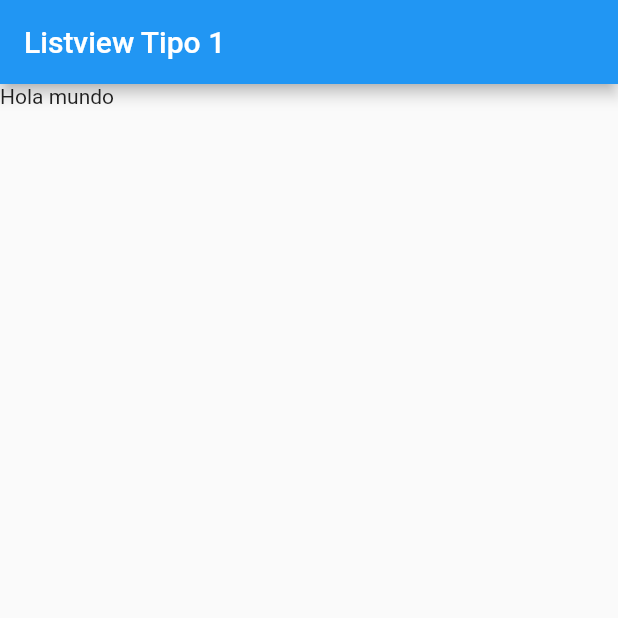
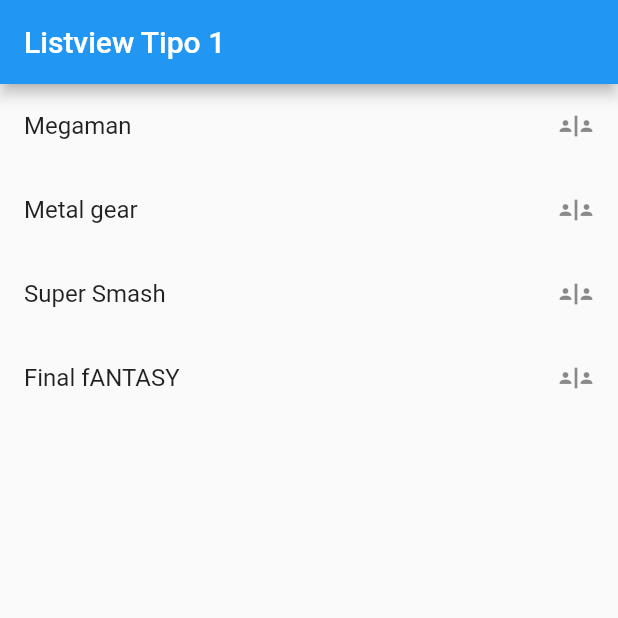
Before and after one commit to GabeASM/learningflutter, a Flutter app: the screen it shows after launch, on a phone screen of 412 x 824 dp, the top half of it. Run offline on Flutter 3.47's test engine with Material 2 defaults, Android fonts, the phone set to English and light mode, and no system bars.

Commit message:
recorrer una lista y mostrarla con widgets

```diff
--- a/aprendiendo_1/lib/screens/listview1_screen.dart
+++ b/aprendiendo_1/lib/screens/listview1_screen.dart
@@ -5,14 +5,26 @@
   //nos permite controlar el widget
   const ListView1Screen({Key? key}) : super(key: key);
 
+  final options = const  ["Megaman" , "Metal gear", "Super Smash" , "Final fANTASY"];
+
+
+  // Aveces el hotreload falla, hacer hot restart si es que asi
+
+
   @override
   Widget build(BuildContext context) {
     return  Scaffold(
       appBar: AppBar(
         title: const Text("Listview Tipo 1"),
       ),
-      body: ListView(children: const [
-        Text("Hola mundo")
+      body: ListView(
+        children:  [
+        ...options.map(
+          (e) => ListTile(
+            title: Text(e),
+            trailing: const Icon(Icons.safety_divider),
+          )
+          ).toList()
       ],)
     );
   }
```
